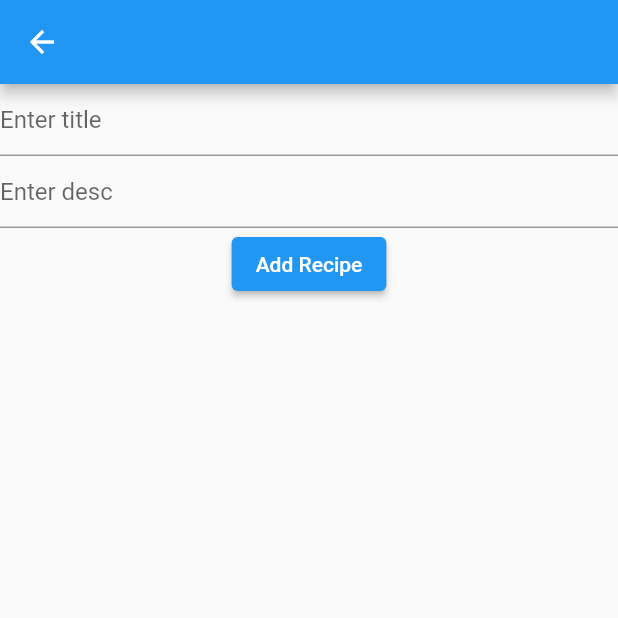
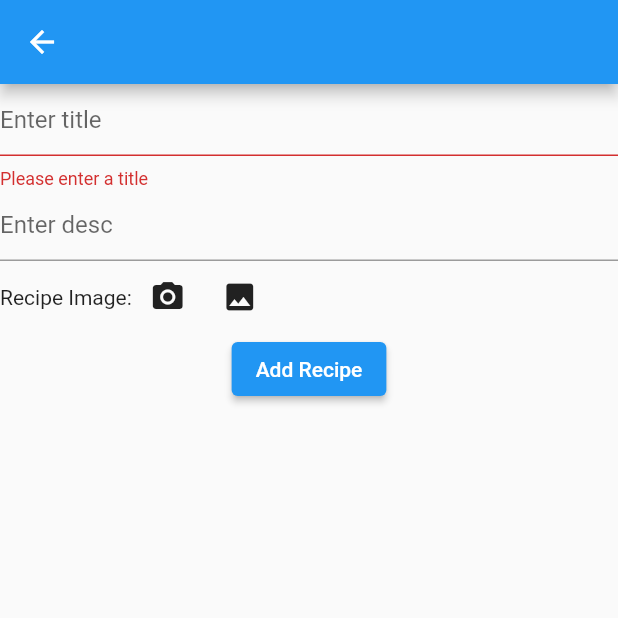
Before and after one commit to gitanjal/flutter_recipe_app, a Flutter app: the AddRecipe screen opened directly, after a tap on "Add Recipe", on a phone screen of 412 x 824 dp, the top half of it. Run offline on Flutter 3.47's test engine with Material 2 defaults, Android fonts, the phone set to English and light mode, and no system bars; our stand-ins replace cloud_firestore, firebase_core, firebase_storage, image_picker; accounts and stored records are empty.

```diff
--- a/lib/add_recipe.dart
+++ b/lib/add_recipe.dart
@@ -1,5 +1,10 @@
+import 'dart:io';
+
 import 'package:cloud_firestore/cloud_firestore.dart';
+import 'package:firebase_storage/firebase_storage.dart';
 import 'package:flutter/material.dart';
+import 'package:flutter_recipe/recipe_details.dart';
+import 'package:image_picker/image_picker.dart';
 
 class AddRecipe extends StatefulWidget {
   @override
@@ -10,38 +15,152 @@ class _AddRecipeState extends State<AddRecipe> {
   TextEditingController _controllerTitle = TextEditingController();
   TextEditingController _controllerDesc = TextEditingController();
 
+  final _keyScaffold = GlobalKey<ScaffoldState>();
+  final _keyForm = GlobalKey<FormState>();
+
   CollectionReference _recipes =
       FirebaseFirestore.instance.collection('Recipes');
+  File _image;
+  final picker = ImagePicker();
+
+  bool _loading = false;
 
   @override
   Widget build(BuildContext context) {
     return Scaffold(
+      key: _keyScaffold,
       appBar: AppBar(),
-      body: Form(
+      body: _loading
+          ? Center(
+              child: CircularProgressIndicator(),
+            )
+          : Form(
+              key: _keyForm,
               child: Column(
                 children: [
                   TextFormField(
                     controller: _controllerTitle,
                     decoration: InputDecoration(hintText: 'Enter title'),
+                    validator: (value) {
+                      if (value.isEmpty) return 'Please enter a title';
+
+                      return null;
+                    },
                   ),
                   TextFormField(
                     controller: _controllerDesc,
                     decoration: InputDecoration(hintText: 'Enter desc'),
                   ),
-            ElevatedButton(onPressed: _addRecipe, child: Text('Add Recipe'))
+                  Row(
+                    children: [
+                      Text('Recipe Image:'),
+                      IconButton(
+                          icon: Icon(Icons.camera_alt),
+                          onPressed: () async {
+                            final pickedFile = await picker.getImage(
+                                source: ImageSource.camera);
+
+                            setState(() {
+                              if (pickedFile != null) {
+                                _image = File(pickedFile.path);
+                              } else {
+                                print('No image selected.');
+                              }
+                            });
+                          }),
+                      IconButton(
+                          icon: Icon(Icons.image),
+                          onPressed: () async {
+                            final pickedFile = await picker.getImage(
+                                source: ImageSource.gallery);
+
+                            setState(() {
+                              if (pickedFile != null) {
+                                _image = File(pickedFile.path);
+                              } else {
+                                print('No image selected.');
+                              }
+                            });
+                          })
+                    ],
+                  ),
+                  Row(
+                    children: [
+                      (_image == null)
+                          ? Container()
+                          : Image.file(
+                              _image,
+                              width: 100,
+                              height: 100,
+                            ),
+                    ],
+                  ),
+                  ElevatedButton(
+                      onPressed: _addRecipe, child: Text('Add Recipe'))
                 ],
               ),
             ),
     );
   }
 
-  _addRecipe() {
-    return _recipes
-        .add({
+  _addRecipe() async {
+
+    if (_keyForm.currentState.validate()) {
+
+      setState(() {
+        _loading = true;
+      });
+
+      String url = await _uploadFile(_image);
+      if (url == null) {
+        print('Failed to upload the image');
+        _keyScaffold.currentState.showSnackBar(SnackBar(
+            content: Text('Some error occurred while uploading the image')));
+      } else {
+        try {
+          final docRef = await _recipes.add({
             'title': _controllerTitle.text,
             'desc': _controllerDesc.text,
-        })
-        .then((value) => print("Recipe Added"))
-        .catchError((error) => print("Failed to add recipe: $error"));
+            'imageUrl': url,
+          });
+
+          _keyScaffold.currentState.showSnackBar(SnackBar(
+            content: Text('Recipe Added'),
+            action: SnackBarAction(
+              label: 'View',
+              onPressed: () {
+                Navigator.push(
+                    context,
+                    MaterialPageRoute(
+                        builder: (context) => RecipeDetails(docRef.id)));
+              },
+            ),
+          ));
+          _keyForm.currentState.reset(); //clear the form
+        } on FirebaseException catch (e) {
+          print('Failed to add recipe: $e');
+          _keyScaffold.currentState
+              .showSnackBar(SnackBar(content: Text('Failed to add recipe')));
         }
       }
+
+      setState(() {
+        _loading = false;
+      });
+    }
+  }
+
+  Future<String> _uploadFile(File file) async {
+    String url;
+
+    if (file != null) {
+      int timestamp = DateTime.now().millisecondsSinceEpoch;
+      final reference = FirebaseStorage.instance.ref('uploads/$timestamp.png');
+      try {
+        await reference.putFile(file);
+        url = await reference.getDownloadURL();
+      } on FirebaseException catch (e) {}
+    }
+    return url;
+  }
+}
--- a/lib/recipe_details.dart
+++ b/lib/recipe_details.dart
@@ -24,6 +24,7 @@ class RecipeDetails extends StatelessWidget {
             Map<String, dynamic> data = snapshot.data.data();
             return Column(
               children: [
+                Image.network(data['imageUrl']),
                 Text(" ${data['title']}"),
                 Text(" ${data['desc']}"),
               ],
--- a/lib/recipes.dart
+++ b/lib/recipes.dart
@@ -39,6 +39,7 @@ class Recipes extends StatelessWidget {
                             builder: (context) => RecipeDetails(
                                 snapshot.data.documents[index].documentID)));
                   },
+              //    leading: (snapshot.data.documents[index]['imageUrl']!=null)?Image.network(snapshot.data.documents[index]['imageUrl']):Container(),
                   title: Text(snapshot.data.documents[index]['title']),
                   subtitle: Text(snapshot.data.documents[index]['desc']),
                 );
--- a/pubspec.yaml
+++ b/pubspec.yaml
@@ -25,7 +25,8 @@ dependencies:
     sdk: flutter
   firebase_core: ^0.5.0+1
   cloud_firestore: ^0.14.3
-
+  image_picker: ^0.6.7+14
+  firebase_storage: ^5.0.1
   # The following adds the Cupertino Icons font to your application.
   # Use with the CupertinoIcons class for iOS style icons.
   cupertino_icons: ^1.0.0
```
Also changed, not shown: pubspec.lock, 1 other file. Lines whose indentation alone changed are shown as unchanged.
